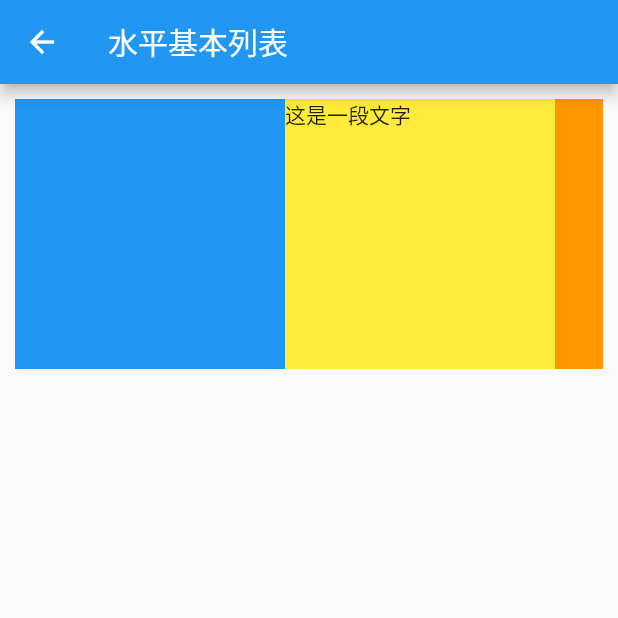
After one commit to VIOOOO/FlutterDemoMo, a Flutter app: the ListViewPage screen opened directly, after a tap on "基本列表-水平列表 Level", on a phone screen of 412 x 824 dp, the top half of it. The commit adds this screen. Run offline on Flutter 3.47's test engine with Material 2 defaults, Android fonts, the light colour scheme and no system bars; network calls fail.

Commit message:
Flutter ListView基础列表组件、水平列表组件、图标组件、动态列表组件以及循环动态数据

```diff
--- /dev/null
+++ b/lib/pages/BasicFunctions/ListViewPage/ListView.dart
@@ -0,0 +1,49 @@
+import 'package:flutter/material.dart';
+
+// Flutter ListView基础列表组件、水平列表组件、图标组件
+
+class ListViewPage extends StatefulWidget {
+  ListViewPage({Key key}) : super(key: key);
+
+  @override
+  _ListViewPageState createState() => _ListViewPageState();
+}
+
+class _ListViewPageState extends State<ListViewPage> {
+  @override
+  Widget build(BuildContext context) {
+    return Scaffold(
+      appBar: AppBar(
+        title: Text('ListView基础列表组件'),
+      ),
+      body: Padding(
+        padding: EdgeInsets.all(10),
+        child: ListView(
+          children: <Widget>[
+            RaisedButton(
+              child: Text("基本列表-水平列表 Level"),
+              onPressed: () {
+                Navigator.pushNamed(context, '/listViewDemoLevel');
+              },
+            ),
+            SizedBox(height: 20),
+            RaisedButton(
+              child: Text("基本列表-垂直列表 Vertical"),
+              onPressed: () {
+                Navigator.pushNamed(context, '/ListViewDemoVertical');
+              },
+            ),
+            SizedBox(height: 20),
+            RaisedButton(
+              child: Text("动态列表 Dynamic"),
+              onPressed: () {
+                Navigator.pushNamed(context, '/ListViewDemoDynamic');
+              },
+            ),
+            SizedBox(height: 20),
+          ],
+        ),
+      ),
+    );
+  }
+}
--- /dev/null
+++ b/lib/pages/BasicFunctions/ListViewPage/ListViewDemoLevel.dart
@@ -0,0 +1,65 @@
+import 'package:flutter/material.dart';
+
+//  水平基本列表 需要在列表外设置高度
+
+class ListViewDemoLevel extends StatefulWidget {
+  ListViewDemoLevel({Key key}) : super(key: key);
+
+  @override
+  _ListViewDemoLevelState createState() => _ListViewDemoLevelState();
+}
+
+class _ListViewDemoLevelState extends State<ListViewDemoLevel> {
+  @override
+  Widget build(BuildContext context) {
+    return Scaffold(
+      appBar: AppBar(
+        title: Text('水平基本列表'),
+      ),
+      body: Padding(
+        padding: EdgeInsets.all(10),
+        child: ListView(
+          children: <Widget>[
+            Column(
+              children: <Widget>[
+                Container(
+                  height: 180.0,
+                  child: ListView(
+                    scrollDirection: Axis.horizontal, // 水平列表
+                    children: <Widget>[
+                      Container(
+                        width: 180.0,
+                        color: Colors.blue,
+                      ),
+                      Container(
+                        width: 180.0,
+                        color: Colors.yellow,
+                        child: ListView(children: <Widget>[
+                          Image.network(
+                              'https://ossweb-img.qq.com/upload/adw/image/20200120/68498e64124410e35d8c4f1e85a9a790.jpeg'),
+                          Text('这是一段文字')
+                        ]),
+                      ),
+                      Container(
+                        width: 180.0,
+                        color: Colors.orange,
+                      ),
+                      Container(
+                        width: 180.0,
+                        color: Colors.brown,
+                      ),
+                      Container(
+                        width: 180.0,
+                        color: Colors.pink,
+                      ),
+                    ],
+                  ),
+                ),
+              ],
+            ),
+          ],
+        ),
+      ),
+    );
+  }
+}
--- /dev/null
+++ b/lib/pages/BasicFunctions/ListViewPage/read.txt
@@ -0,0 +1,6 @@
+Flutter ListView基础列表组件、水平列表组件、图标组件、动态列表组件以及循环动态数据
+
+
+列表图标以及基本使用方法
+
+动态列表组件 以及循环动态数据
--- a/lib/routes/Routes.dart
+++ b/lib/routes/Routes.dart
@@ -13,8 +13,10 @@ import '../pages/user/RegisterSecond.dart';
 import '../pages/user/RegisterThrid.dart';
 
 import '../pages/BasicFunctions/ImagesPage/Images.dart';
-// import '../pages/BasicFunctions/ListViewPage/ListView.dart';
-
+import '../pages/BasicFunctions/ListViewPage/ListView.dart';
+import '../pages/BasicFunctions/ListViewPage/ListViewDemoLevel.dart';
+import '../pages/BasicFunctions/ListViewPage/ListViewDemoVertical.dart';
+import '../pages/BasicFunctions/ListViewPage/ListViewDemoDynamic.dart';
 
 // 配置命名路由
 final routes = {
@@ -26,17 +28,23 @@ final routes = {
   '/search': (context, {arguments}) => SearchPage(arguments: arguments),
 
   '/product': (context) => ProductPage(),
-  '/productInfo': (context, {arguments}) => ProductInfoPage(arguments: arguments),
-  '/login': (context)=>LoginPage(),
-  '/registerFirst': (context)=>RegisterFirstPage(),
-  '/registerSecond': (context)=>RegisterSecondPage(),
-  '/registerThrid': (context)=>RegisterThridPage(),
+  '/productInfo': (context, {arguments}) =>
+      ProductInfoPage(arguments: arguments),
+  '/login': (context) => LoginPage(),
+  '/registerFirst': (context) => RegisterFirstPage(),
+  '/registerSecond': (context) => RegisterSecondPage(),
+  '/registerThrid': (context) => RegisterThridPage(),
 
   // 图片范例
-  '/images': (context)=>ImagesPage(),
-  // '/listView': (context)=>ListViewPage(),
-
-
+  '/images': (context) => ImagesPage(),
+  // ListView基础列表组件
+  '/listView': (context) => ListViewPage(),
+  // 水平基本列表
+  '/listViewDemoLevel': (context) => ListViewDemoLevel(),
+  // 垂直基本列表
+  '/ListViewDemoVertical': (context) => ListViewDemoVertical(),
+  // 动态列表
+  '/ListViewDemoDynamic': (context) => ListViewDemoDynamic(),
 };
 
 //  固定路由写法
```
Also changed, not shown: lib/pages/BasicFunctions/ListViewPage/ListViewDemoDynamic.dart (added, +118 -0 lines), lib/pages/BasicFunctions/ListViewPage/ListViewDemoVertical.dart (added, +143 -0 lines), lib/pages/BasicFunctions/ListViewPage/res/listData.dart (added, +44 -0 lines), 2 other files.
